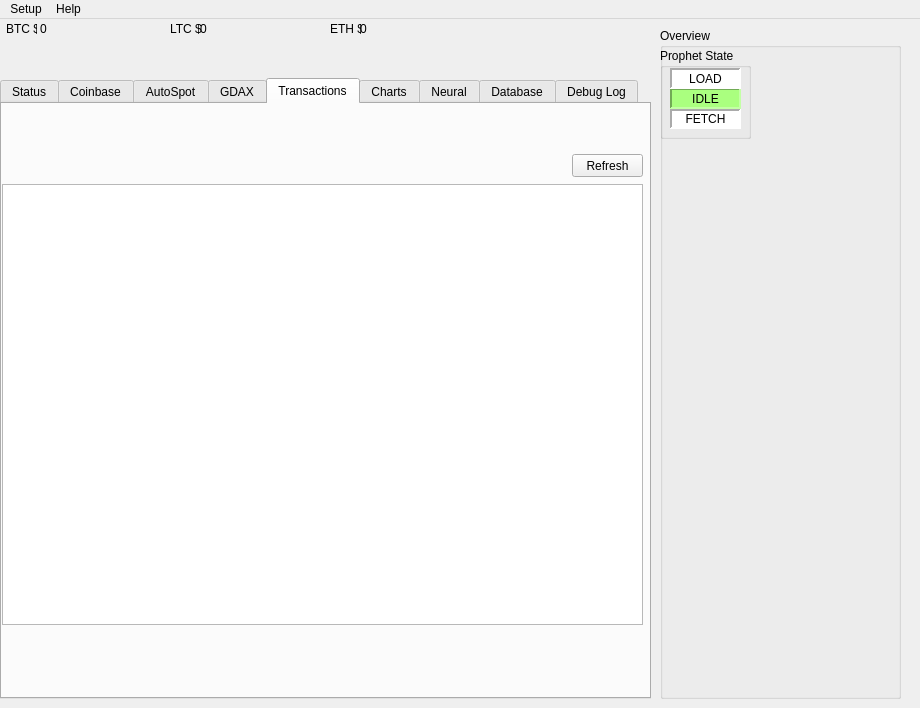
First picture: the form in bpwindow.ui, repository Xenrutcon/bitProphet-Qt, before the edit.
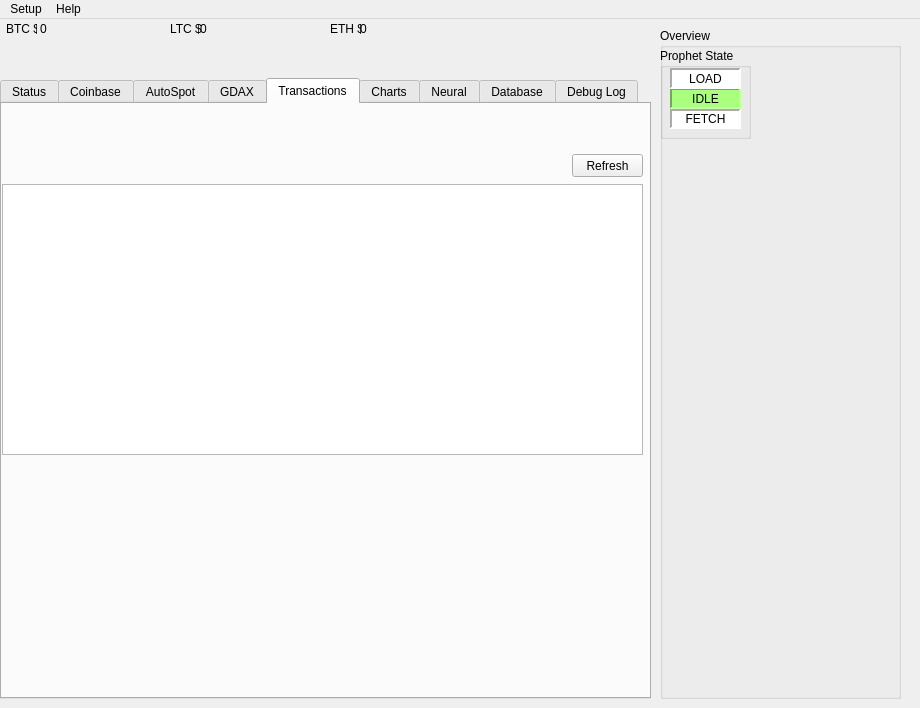
Second picture: the form after the edit.

What changed in the file:
```diff
--- a/bpwindow.ui
+++ b/bpwindow.ui
@@ -695,7 +695,7 @@
         <x>0</x>
         <y>80</y>
         <width>641</width>
-        <height>441</height>
+        <height>271</height>
        </rect>
       </property>
      </widget>
```
